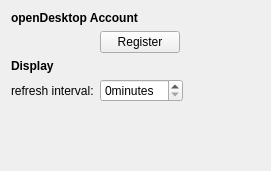
First picture: the form in applets/knowledgebase/knowledgeBaseConfig.ui, repository KDE/kdeplasma-addons, before the edit.
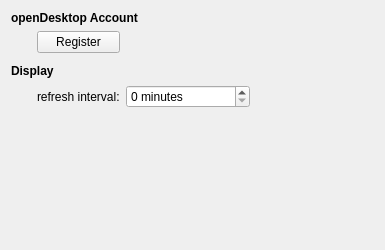
Second picture: the form after the edit. Custom widgets are drawn as their Qt base class.

The edit to the form file:
```diff
--- a/applets/knowledgebase/knowledgeBaseConfig.ui
+++ b/applets/knowledgebase/knowledgeBaseConfig.ui
@@ -7,22 +7,35 @@
    <rect>
     <x>0</x>
     <y>0</y>
-    <width>271</width>
-    <height>171</height>
+    <width>385</width>
+    <height>250</height>
    </rect>
   </property>
-  <layout class="QFormLayout" name="formLayout">
-   <property name="fieldGrowthPolicy">
-    <enum>QFormLayout::ExpandingFieldsGrow</enum>
-   </property>
-   <item row="0" column="0" colspan="2">
+  <layout class="QGridLayout" name="gridLayout">
+   <item row="0" column="0" colspan="4">
     <widget class="QLabel" name="label">
      <property name="text">
       <string>&lt;b&gt;openDesktop Account&lt;/b&gt;</string>
      </property>
     </widget>
    </item>
-   <item row="1" column="1">
+   <item row="1" column="0">
+    <spacer name="horizontalSpacer_2">
+     <property name="orientation">
+      <enum>Qt::Horizontal</enum>
+     </property>
+     <property name="sizeType">
+      <enum>QSizePolicy::Fixed</enum>
+     </property>
+     <property name="sizeHint" stdset="0">
+      <size>
+       <width>5</width>
+       <height>20</height>
+      </size>
+     </property>
+    </spacer>
+   </item>
+   <item row="1" column="1" colspan="2">
     <widget class="QPushButton" name="registerButton">
      <property name="text">
       <string>Register</string>
@@ -30,22 +43,36 @@
     </widget>
    </item>
    <item row="2" column="0">
+    <spacer name="verticalSpacer">
+     <property name="orientation">
+      <enum>Qt::Vertical</enum>
+     </property>
+     <property name="sizeType">
+      <enum>QSizePolicy::Fixed</enum>
+     </property>
+     <property name="sizeHint" stdset="0">
+      <size>
+       <width>20</width>
+       <height>5</height>
+      </size>
+     </property>
+    </spacer>
+   </item>
+   <item row="3" column="0" colspan="2">
     <widget class="QLabel" name="label_3">
      <property name="text">
       <string>&lt;b&gt;Display&lt;/b&gt;</string>
      </property>
     </widget>
    </item>
-   <item row="3" column="0">
+   <item row="4" column="1" colspan="2">
     <widget class="QLabel" name="label_4">
      <property name="text">
       <string>refresh interval:</string>
      </property>
     </widget>
    </item>
-   <item row="3" column="1">
-    <layout class="QHBoxLayout" name="horizontalLayout">
-     <item>
+   <item row="4" column="3">
       <widget class="KIntSpinBox" name="refreshTime">
        <property name="sizePolicy">
         <sizepolicy hsizetype="MinimumExpanding" vsizetype="Fixed">
@@ -54,24 +81,35 @@
         </sizepolicy>
        </property>
        <property name="suffix">
-        <string>minutes</string>
+      <string> minutes</string>
        </property>
       </widget>
      </item>
-     <item>
+   <item row="4" column="4">
       <spacer name="horizontalSpacer">
        <property name="orientation">
         <enum>Qt::Horizontal</enum>
        </property>
        <property name="sizeHint" stdset="0">
         <size>
-         <width>40</width>
-         <height>20</height>
+       <width>118</width>
+       <height>25</height>
         </size>
        </property>
       </spacer>
      </item>
-    </layout>
+   <item row="5" column="2">
+    <spacer name="verticalSpacer_2">
+     <property name="orientation">
+      <enum>Qt::Vertical</enum>
+     </property>
+     <property name="sizeHint" stdset="0">
+      <size>
+       <width>20</width>
+       <height>120</height>
+      </size>
+     </property>
+    </spacer>
    </item>
   </layout>
  </widget>
```
Left out of the diff: 3 changed lines with no effect on the pictures. Lines whose indentation alone changed are shown as unchanged.
